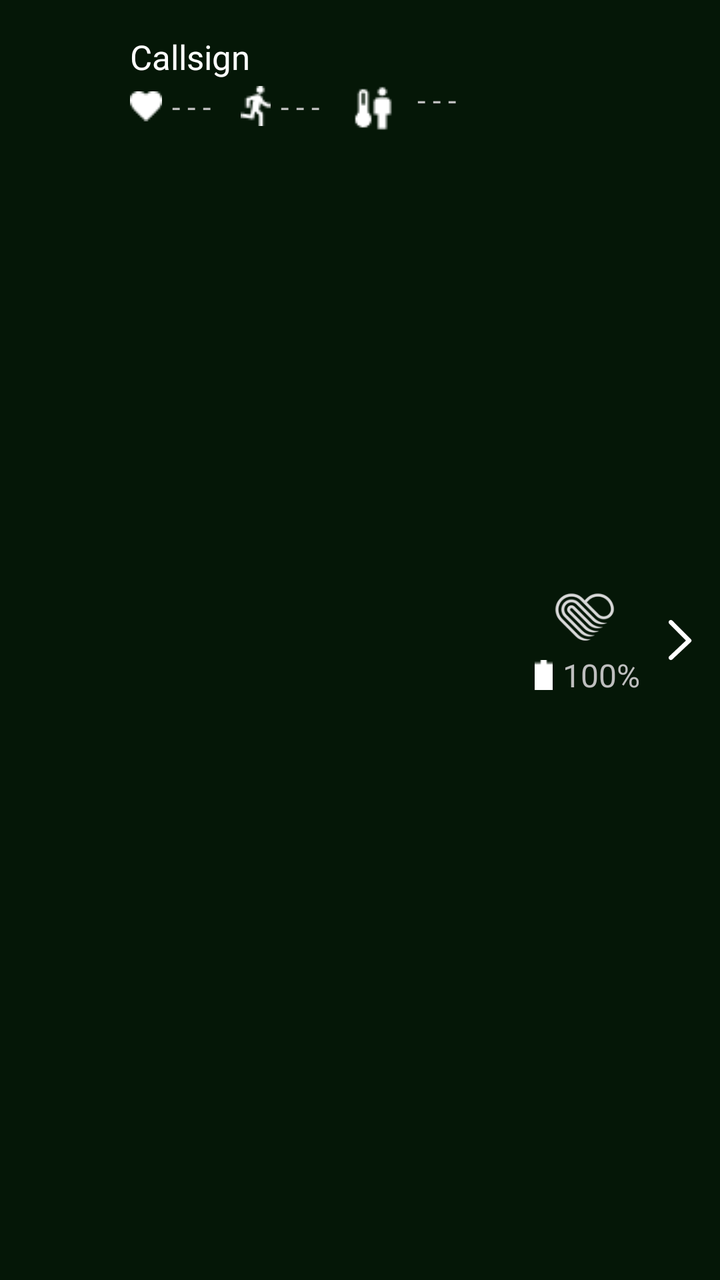
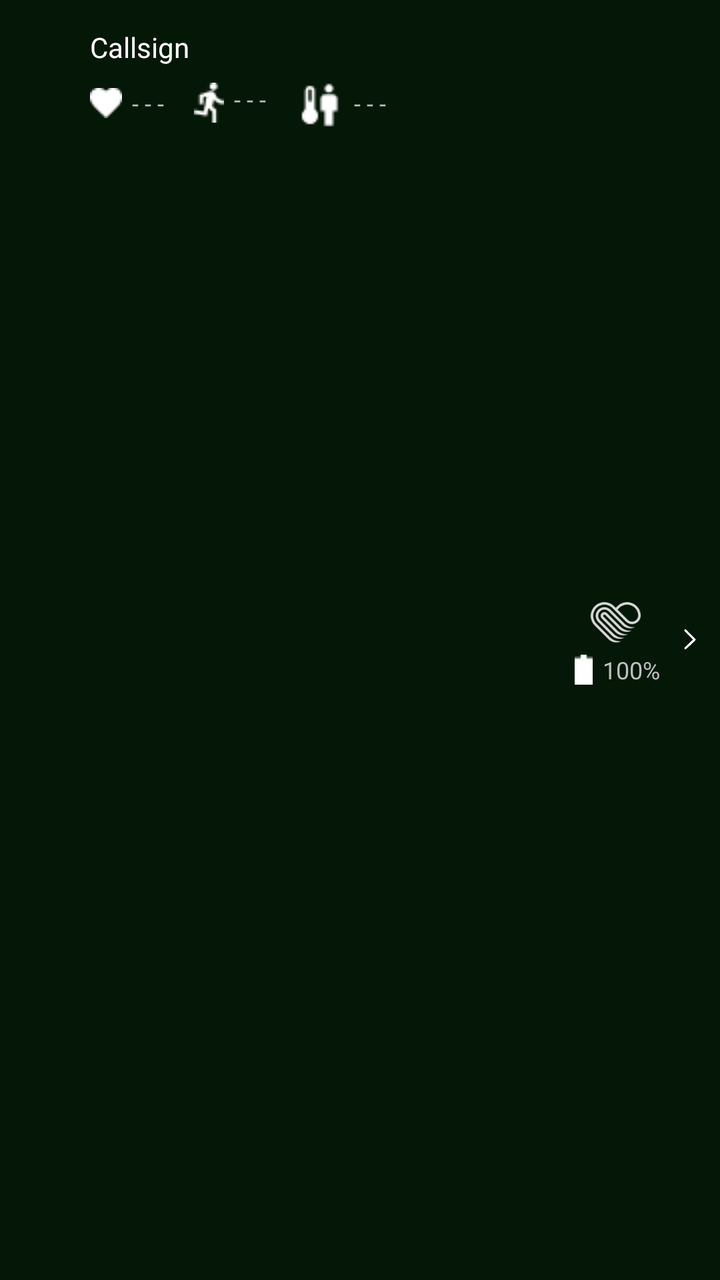

The first picture is an Android layout as it rendered before a commit; the second is the same layout after the commit. The layout source and the unified diff follow.
<!-- AndroidManifest.xml: application theme AppTheme -->
<!-- res/layout/custom_list_view.xml -->
<?xml version="1.0" encoding="utf-8"?>
<LinearLayout
    xmlns:android="http://schemas.android.com/apk/res/android"
    xmlns:tools="http://schemas.android.com/tools"
    android:layout_width="match_parent"
    android:layout_height="wrap_content"
    android:orientation="horizontal"
    android:paddingVertical="10dp"
    tools:ignore="UselessParent"
    android:background="@color/greenbg"
    style="@style/AppTheme">

    <ImageView
        android:id="@+id/alertIcon"
        android:layout_width="45dp"
        android:layout_height="45dp"
        android:layout_margin="10dp"
        android:src="@drawable/danger"
        tools:ignore="ContentDescription"
        android:layout_gravity="center_vertical"
        android:visibility="invisible"/>

    <LinearLayout
        android:id="@+id/nameAndAlerts"
        android:layout_width="wrap_content"
        android:layout_height="wrap_content"
        android:orientation="vertical"
        android:layout_marginTop="7dp">

        <TextView
            android:id="@+id/textCallsign"
            android:layout_width="wrap_content"
            android:layout_height="wrap_content"
            android:textSize="17sp"
            android:text="Callsign"
            android:textColor="@color/white"
            tools:ignore="RtlHardcoded"/>

        <TextView
            android:id="@+id/textisFalsePositive"
            android:layout_width="wrap_content"
            android:layout_height="wrap_content"
            android:textSize="13sp"
            android:text="Band not worn properly, readings may be incorrect"
            android:textColor="@color/light_gray"
            tools:ignore="RtlHardcoded"
            android:paddingBottom="7dp"
            android:drawableStart="@drawable/isfalsepositive"
            android:visibility = "gone"/>

        <TextView
            android:id="@+id/textLastConnected"
            android:layout_width="wrap_content"
            android:layout_height="wrap_content"
            android:textSize="13sp"
            android:text="Last connected X minutes ago"
            android:textColor="@color/light_gray"
            tools:ignore="RtlHardcoded"
            android:paddingBottom="7dp"
            android:visibility="gone"/>

        <LinearLayout
            android:id="@+id/healthData"
            android:layout_width="wrap_content"
            android:layout_height="wrap_content"
            android:gravity="center_vertical">

            <TextView
                android:id="@+id/textHeartRate"
                android:layout_width="wrap_content"
                android:layout_height="wrap_content"
                android:textSize="15sp"
                tools:ignore="RtlHardcoded"
                android:text="- - -"
                android:layout_marginEnd="15dp"
                android:drawableStart="@drawable/heartrate"
                android:drawablePadding="5dp"/>

            <TextView
                android:id="@+id/textExertion"
                android:layout_width="wrap_content"
                android:layout_height="wrap_content"
                android:textSize="15sp"
                tools:ignore="RtlHardcoded"
                android:text="- - -"
                android:layout_marginEnd="15dp"
                android:drawableStart="@drawable/exertion"
                android:drawablePadding="5dp"/>

            <TextView
                android:id="@+id/textCoreBodyTemp"
                android:layout_width="wrap_content"
                android:layout_height="wrap_content"
                android:drawableStart="@drawable/corebodytemp"
                android:text="- - -"
                android:textSize="15sp"
                tools:ignore="RtlHardcoded"
                android:drawablePadding="5dp"/>
        </LinearLayout>

        <LinearLayout
            android:id="@+id/expandedHealthData"
            android:layout_width="wrap_content"
            android:layout_height="wrap_content"
            android:layout_marginTop="7dp"
            android:gravity="center_vertical"
            android:visibility="gone">

            <TextView
                android:id="@+id/textCaloricBurnRate"
                android:layout_width="wrap_content"
                android:layout_height="wrap_content"
                android:textSize="15sp"
                tools:ignore="RtlHardcoded"
                android:text="- - -"
                android:layout_marginEnd="15dp"
                android:drawableStart="@drawable/calories"
                android:drawablePadding="5dp"/>

            <TextView
                android:id="@+id/textHrlv"
                android:layout_width="wrap_content"
                android:layout_height="wrap_content"
                android:textSize="15sp"
                tools:ignore="RtlHardcoded"
                android:text="- - -"
                android:layout_marginEnd="15dp"
                android:drawableStart="@drawable/hrlv"
                android:drawablePadding="5dp"/>

            <TextView
                android:id="@+id/textVo2"
                android:layout_width="wrap_content"
                android:layout_height="wrap_content"
                android:drawableStart="@drawable/vo2"
                android:text="- - -"
                android:textSize="15sp"
                tools:ignore="RtlHardcoded"
                android:layout_marginEnd="15dp"

                android:drawablePadding="5dp"/>

            <TextView
                android:id="@+id/textHrv"
                android:layout_width="wrap_content"
                android:layout_height="wrap_content"
                android:drawableStart="@drawable/hrv"
                android:text="- - -"
                android:textSize="15sp"
                tools:ignore="RtlHardcoded"
                android:drawablePadding="5dp"/>
        </LinearLayout>

    </LinearLayout>

    <RelativeLayout
        android:layout_width="wrap_content"
        android:layout_height="wrap_content"
        android:layout_gravity="center_vertical"
        android:layout_marginEnd="10dp"
        android:orientation="vertical">

        <ImageView
            android:id="@+id/iconWearableLogo"
            android:layout_width="35dp"
            android:layout_height="35dp"
            android:src="@drawable/biostrap"
            android:layout_marginEnd="10dp"
            android:layout_toLeftOf="@id/toggle"/>

        <TextView
            android:id="@+id/textBattery"
            android:layout_width="wrap_content"
            android:layout_height="wrap_content"
            android:textSize="16sp"
            android:text="100%"
            tools:ignore="RtlHardcoded"
            android:layout_below="@id/iconWearableLogo"
            android:layout_toLeftOf="@id/toggle"
            android:drawableStart="@drawable/battery"
            android:drawablePadding="5dp"/>

        <ImageView
            android:id="@+id/toggle"
            android:layout_width="20dp"
            android:layout_height="20dp"
            android:layout_centerVertical="true"
            android:src="@drawable/arrow"
            android:layout_alignParentEnd="true"
            android:layout_marginStart="10dp"/>
    </RelativeLayout>





</LinearLayout>
<!-- resources referenced by this layout -->
<resources>
  <color name="greenbg">#202BB73B</color>
  <color name="light_gray">#A3A3A3</color>
  <color name="white">#ffffff</color>
  <!-- drawable arrow: png bitmap (drawable, 589 bytes) -->
  <!-- drawable battery: png bitmap (drawable, 158 bytes) -->
  <!-- drawable biostrap: png bitmap (drawable, 9869 bytes) -->
  <!-- drawable calories: png bitmap (drawable, 372 bytes) -->
  <!-- drawable corebodytemp: png bitmap (drawable, 384 bytes) -->
  <!-- drawable danger: png bitmap (drawable, 1175 bytes) -->
  <!-- drawable exertion: png bitmap (drawable, 350 bytes) -->
  <!-- drawable heartrate: png bitmap (drawable, 255 bytes) -->
  <!-- drawable hrlv: png bitmap (drawable, 381 bytes) -->
  <!-- drawable hrv: png bitmap (drawable, 371 bytes) -->
  <!-- drawable isfalsepositive: png bitmap (drawable, 552 bytes) -->
  <!-- drawable vo2: png bitmap (drawable, 362 bytes) -->
  <style name="AppTheme" parent="@android:style/Theme.Holo">
          <item name="android:buttonStyle">@android:style/Widget.Button</item>
          <item name="android:imageButtonStyle">@android:style/Widget.Button</item>
          <item name="android:buttonStyleToggle">@android:style/Widget.Button</item>
          <item name="android:spinnerStyle">@style/ATAKSpinner</item>
          <item name="android:spinnerItemStyle">@style/ATAKSpinnerItem</item>
          <item name="android:editTextStyle">@style/ATAKEditText</item>
      </style>
  <style name="ATAKSpinner" parent="@android:style/Widget.Spinner">
          <item name="android:spinnerMode">dialog</item>
      </style>
  <style name="ATAKSpinnerItem" parent="@style/AppTheme">
          <item name="android:textColor">@android:color/black</item>
      </style>
  <style name="ATAKEditText" parent="@android:style/Widget.EditText">
          
          
  
          
          <item name="android:imeOptions">flagNoFullscreen</item>
      </style>
</resources>

<!-- the commit's change to res/layout/custom_list_view.xml (unified diff, before → after) -->
@@ -12,8 +12,8 @@
 
     <ImageView
         android:id="@+id/alertIcon"
-        android:layout_width="45dp"
-        android:layout_height="45dp"
+        android:layout_width="25dp"
+        android:layout_height="25dp"
         android:layout_margin="10dp"
         android:src="@drawable/danger"
         tools:ignore="ContentDescription"
@@ -25,13 +25,13 @@
         android:layout_width="wrap_content"
         android:layout_height="wrap_content"
         android:orientation="vertical"
-        android:layout_marginTop="7dp">
+        android:layout_marginTop="4dp">
 
         <TextView
             android:id="@+id/textCallsign"
             android:layout_width="wrap_content"
             android:layout_height="wrap_content"
-            android:textSize="17sp"
+            android:textSize="14sp"
             android:text="Callsign"
             android:textColor="@color/white"
             tools:ignore="RtlHardcoded"/>
@@ -63,13 +63,14 @@
             android:id="@+id/healthData"
             android:layout_width="wrap_content"
             android:layout_height="wrap_content"
-            android:gravity="center_vertical">
+            android:gravity="center_vertical"
+            android:paddingTop="5dp">
 
             <TextView
                 android:id="@+id/textHeartRate"
                 android:layout_width="wrap_content"
                 android:layout_height="wrap_content"
-                android:textSize="15sp"
+                android:textSize="12sp"
                 tools:ignore="RtlHardcoded"
                 android:text="- - -"
                 android:layout_marginEnd="15dp"
@@ -80,7 +81,7 @@
                 android:id="@+id/textExertion"
                 android:layout_width="wrap_content"
                 android:layout_height="wrap_content"
-                android:textSize="15sp"
+                android:textSize="12sp"
                 tools:ignore="RtlHardcoded"
                 android:text="- - -"
                 android:layout_marginEnd="15dp"
@@ -93,16 +94,17 @@
                 android:layout_height="wrap_content"
                 android:drawableStart="@drawable/corebodytemp"
                 android:text="- - -"
-                android:textSize="15sp"
-                tools:ignore="RtlHardcoded"
-                android:drawablePadding="5dp"/>
+                android:textSize="12sp"
+                android:gravity="center_vertical"
+                tools:ignore="RtlHardcoded"
+                android:drawablePadding="0dp"/>
         </LinearLayout>
 
-        <LinearLayout
+        <RelativeLayout
             android:id="@+id/expandedHealthData"
             android:layout_width="wrap_content"
             android:layout_height="wrap_content"
-            android:layout_marginTop="7dp"
+            android:layout_marginTop="3dp"
             android:gravity="center_vertical"
             android:visibility="gone">
 
@@ -110,7 +112,7 @@
                 android:id="@+id/textCaloricBurnRate"
                 android:layout_width="wrap_content"
                 android:layout_height="wrap_content"
-                android:textSize="15sp"
+                android:textSize="12sp"
                 tools:ignore="RtlHardcoded"
                 android:text="- - -"
                 android:layout_marginEnd="15dp"
@@ -121,12 +123,13 @@
                 android:id="@+id/textHrlv"
                 android:layout_width="wrap_content"
                 android:layout_height="wrap_content"
-                android:textSize="15sp"
+                android:textSize="12sp"
                 tools:ignore="RtlHardcoded"
                 android:text="- - -"
                 android:layout_marginEnd="15dp"
                 android:drawableStart="@drawable/hrlv"
-                android:drawablePadding="5dp"/>
+                android:drawablePadding="5dp"
+                android:layout_toEndOf="@id/textCaloricBurnRate"/>
 
             <TextView
                 android:id="@+id/textVo2"
@@ -134,11 +137,11 @@
                 android:layout_height="wrap_content"
                 android:drawableStart="@drawable/vo2"
                 android:text="- - -"
-                android:textSize="15sp"
-                tools:ignore="RtlHardcoded"
-                android:layout_marginEnd="15dp"
-
-                android:drawablePadding="5dp"/>
+                android:textSize="12sp"
+                tools:ignore="RtlHardcoded"
+                android:layout_marginEnd="15dp"
+                android:drawablePadding="5dp"
+                android:layout_toEndOf="@id/textHrlv"/>
 
             <TextView
                 android:id="@+id/textHrv"
@@ -146,10 +149,12 @@
                 android:layout_height="wrap_content"
                 android:drawableStart="@drawable/hrv"
                 android:text="- - -"
-                android:textSize="15sp"
-                tools:ignore="RtlHardcoded"
-                android:drawablePadding="5dp"/>
-        </LinearLayout>
+                android:textSize="12sp"
+                tools:ignore="RtlHardcoded"
+                android:drawablePadding="5dp"
+                android:layout_marginTop="3dp"
+                android:layout_below="@id/textCaloricBurnRate"/>
+        </RelativeLayout>
 
     </LinearLayout>
 
@@ -162,17 +167,17 @@
 
         <ImageView
             android:id="@+id/iconWearableLogo"
-            android:layout_width="35dp"
-            android:layout_height="35dp"
+            android:layout_width="30dp"
+            android:layout_height="30dp"
             android:src="@drawable/biostrap"
-            android:layout_marginEnd="10dp"
+            android:layout_marginEnd="7dp"
             android:layout_toLeftOf="@id/toggle"/>
 
         <TextView
             android:id="@+id/textBattery"
             android:layout_width="wrap_content"
             android:layout_height="wrap_content"
-            android:textSize="16sp"
+            android:textSize="12sp"
             android:text="100%"
             tools:ignore="RtlHardcoded"
             android:layout_below="@id/iconWearableLogo"
@@ -182,8 +187,8 @@
 
         <ImageView
             android:id="@+id/toggle"
-            android:layout_width="20dp"
-            android:layout_height="20dp"
+            android:layout_width="10dp"
+            android:layout_height="10dp"
             android:layout_centerVertical="true"
             android:src="@drawable/arrow"
             android:layout_alignParentEnd="true"
